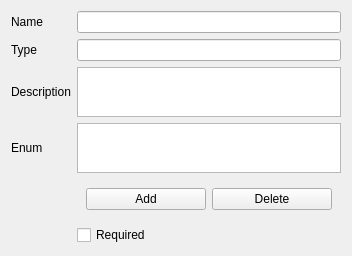
This is lima_gui/view/fn_parameter_widget.ui in oKatanaaa/lima-gui as Qt 5 draws it before an edit. The edited form follows.
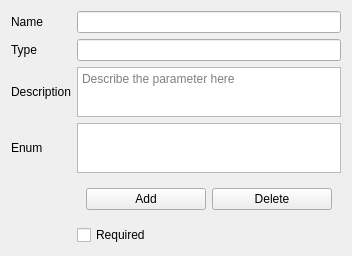
This is the edited form.

```diff
--- a/lima_gui/view/fn_parameter_widget.ui
+++ b/lima_gui/view/fn_parameter_widget.ui
@@ -44,6 +44,12 @@
        <height>50</height>
       </size>
      </property>
+     <property name="acceptRichText">
+      <bool>false</bool>
+     </property>
+     <property name="placeholderText">
+      <string>Describe the parameter here</string>
+     </property>
     </widget>
    </item>
    <item row="1" column="1">
```
